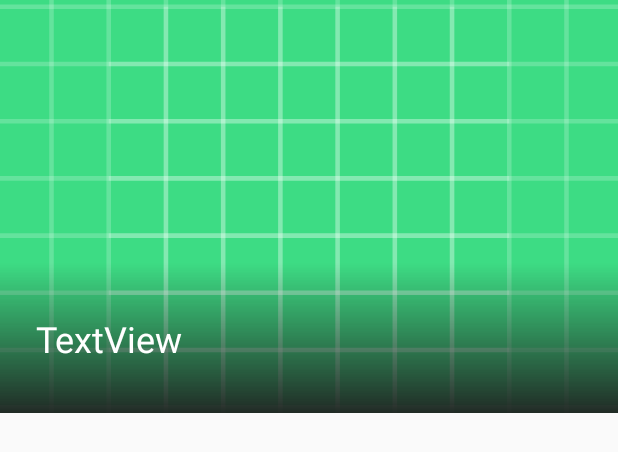
After one commit to mohadese-dashti/filmFinder_App, an Android app: the layout slide_item.xml on its own in the app's theme, with its tools: preview values and no code run, on a phone screen of 412 x 824 dp. The commit adds this screen. Shown: the top 452 px of the screen. Run offline under Robolectric (Android 15) with nearby library versions, the phone set to English and light mode, and no system bars; network calls fail.

Commit message:
Create Slider and Progress bar and Release apk

```diff
--- a/app/src/main/java/com/example/filmfinder/ui/New/NewFragment.java
+++ b/app/src/main/java/com/example/filmfinder/ui/New/NewFragment.java
@@ -7,6 +7,7 @@ import android.view.LayoutInflater;
 import android.view.View;
 import android.view.ViewGroup;
 import android.widget.ImageView;
+import android.widget.ProgressBar;
 
 import androidx.annotation.NonNull;
 import androidx.fragment.app.Fragment;
@@ -42,6 +43,7 @@ public class NewFragment extends Fragment implements MovieItemClickListener {
     String BASE_URL = "https://api.themoviedb.org/3/movie/";
     String API_KEY = "?api_key=6357bf9673a213aa08577f4f59fc1544";
     private RequestQueue requestQueue;
+    private ProgressBar progressBar;
 
     public View onCreateView(@NonNull LayoutInflater inflater,
                              ViewGroup container, Bundle savedInstanceState) {
@@ -49,7 +51,7 @@ public class NewFragment extends Fragment implements MovieItemClickListener {
         View root = inflater.inflate(R.layout.fragment_new, container, false);
 
         mRecyclerView = root.findViewById(R.id.recyclerview);
-
+progressBar=root.findViewById(R.id.ProgressBarNew);
         GridLayoutManager mGridLayoutManager = new GridLayoutManager(getActivity(), 2);
         mRecyclerView.setLayoutManager(mGridLayoutManager);
 
@@ -88,6 +90,7 @@ public class NewFragment extends Fragment implements MovieItemClickListener {
         JsonObjectRequest jsonObjectRequest = new JsonObjectRequest(Request.Method.GET, URL, null, new Response.Listener<JSONObject>() {
             @Override
             public void onResponse(JSONObject response) {
+                progressBar.setVisibility(View.GONE);
                 try {
                     JSONArray jsonArray = response.getJSONArray("results");
                     for (int i = 0; i < jsonArray.length(); i++) {
@@ -109,6 +112,7 @@ public class NewFragment extends Fragment implements MovieItemClickListener {
     }, new Response.ErrorListener() {
         @Override
         public void onErrorResponse(VolleyError error) {
+            progressBar.setVisibility(View.GONE);
             error.printStackTrace();
         }
     });
--- a/app/src/main/java/com/example/filmfinder/ui/Popular/PopularFragment.java
+++ b/app/src/main/java/com/example/filmfinder/ui/Popular/PopularFragment.java
@@ -7,6 +7,7 @@ import android.view.LayoutInflater;
 import android.view.View;
 import android.view.ViewGroup;
 import android.widget.ImageView;
+import android.widget.ProgressBar;
 
 import androidx.annotation.NonNull;
 import androidx.fragment.app.Fragment;
@@ -41,6 +42,7 @@ public class PopularFragment extends Fragment implements MovieItemClickListener
     String BASE_URL = "https://api.themoviedb.org/3/movie/";
     String API_KEY = "?api_key=6357bf9673a213aa08577f4f59fc1544";
     private RequestQueue requestQueue;
+
 
     public View onCreateView(@NonNull LayoutInflater inflater,
                              ViewGroup container, Bundle savedInstanceState) {
@@ -88,6 +90,7 @@ public class PopularFragment extends Fragment implements MovieItemClickListener
         JsonObjectRequest jsonObjectRequest = new JsonObjectRequest(Request.Method.GET, URL, null, new Response.Listener<JSONObject>() {
             @Override
             public void onResponse(JSONObject response) {
+
                 try {
                     JSONArray jsonArray = response.getJSONArray("results");
                     for (int i = 0; i < jsonArray.length(); i++) {
--- a/app/src/main/res/layout/fragment_popular.xml
+++ b/app/src/main/res/layout/fragment_popular.xml
@@ -5,6 +5,7 @@
     android:layout_width="match_parent"
     android:layout_height="match_parent"
     tools:context=".ui.Popular.PopularFragment">
+
 
 
     <androidx.recyclerview.widget.RecyclerView
--- /dev/null
+++ b/app/src/main/res/layout/slide_item.xml
@@ -0,0 +1,58 @@
+<?xml version="1.0" encoding="utf-8"?>
+<androidx.constraintlayout.widget.ConstraintLayout
+    xmlns:android="http://schemas.android.com/apk/res/android"
+    xmlns:app="http://schemas.android.com/apk/res-auto"
+    xmlns:tools="http://schemas.android.com/tools"
+    android:layout_width="match_parent"
+    android:layout_height="275dp">
+
+    <ImageView
+        android:id="@+id/slide_img"
+        android:layout_width="0dp"
+        android:layout_height="0dp"
+        android:scaleType="centerCrop"
+        app:layout_constraintBottom_toBottomOf="parent"
+        app:layout_constraintEnd_toEndOf="parent"
+        app:layout_constraintHorizontal_bias="1.0"
+        app:layout_constraintStart_toStartOf="parent"
+        app:layout_constraintTop_toTopOf="parent"
+        app:layout_constraintVertical_bias="0.0"
+        app:srcCompat="@drawable/ic_launcher_background" />
+
+    <com.google.android.material.floatingactionbutton.FloatingActionButton
+        android:id="@+id/floatingActionButton"
+        android:layout_width="wrap_content"
+        android:layout_height="wrap_content"
+        android:clickable="true"
+        android:visibility="gone"
+        app:layout_constraintBottom_toBottomOf="@+id/slide_img"
+        app:layout_constraintEnd_toEndOf="@+id/slide_img"
+        app:layout_constraintStart_toStartOf="parent"
+        app:layout_constraintTop_toTopOf="@+id/slide_img"
+ />
+
+    <ImageView
+        android:id="@+id/imageView3"
+        android:layout_width="0dp"
+        android:layout_height="100dp"
+        app:layout_constraintBottom_toBottomOf="parent"
+        app:layout_constraintEnd_toEndOf="parent"
+        app:layout_constraintStart_toStartOf="parent"
+        app:srcCompat="@drawable/gradient" />
+
+    <TextView
+        android:textSize="24sp"
+        android:textColor="#fff"
+        android:id="@+id/slide_titel"
+        android:layout_width="wrap_content"
+        android:layout_height="wrap_content"
+        android:layout_marginStart="24dp"
+        android:layout_marginEnd="24dp"
+        android:text="TextView"
+        app:layout_constraintBottom_toBottomOf="parent"
+        app:layout_constraintEnd_toEndOf="parent"
+        app:layout_constraintHorizontal_bias="0.0"
+        app:layout_constraintStart_toStartOf="parent"
+        app:layout_constraintTop_toTopOf="@+id/imageView3" />
+
+</androidx.constraintlayout.widget.ConstraintLayout>
--- a/app/src/main/res/values/colors.xml
+++ b/app/src/main/res/values/colors.xml
@@ -2,6 +2,6 @@
 <resources>
     <color name="colorPrimary">#EA0731</color>
     <color name="colorPrimaryDark">#D60423</color>
-    <color name="colorAccent">#FFFCFC</color>
+    <color name="colorAccent">#EA0731</color>
     <color name="ColorPageDetail">#EE1E1E1E</color>
 </resources>
```
Also changed, not shown: app/src/main/java/com/example/filmfinder/MainActivity.java (+92 -1 lines), app/src/main/java/com/example/filmfinder/ui/Adapter/SliderPagerAdapter.java (added, +67 -0 lines), app/src/main/java/com/example/filmfinder/ui/Model/slide.java (added, +31 -0 lines), app/src/main/res/drawable/default_indicator.xml (added, +14 -0 lines), app/src/main/res/drawable/indicator_selector.xml (added, +9 -0 lines), app/src/main/res/drawable/selected_indicator.xml (added, +14 -0 lines), app/src/main/res/layout/activity_main.xml (+34 -4 lines), app/src/main/res/layout/fragment_new.xml (+13 -3 lines), 2 other files.
